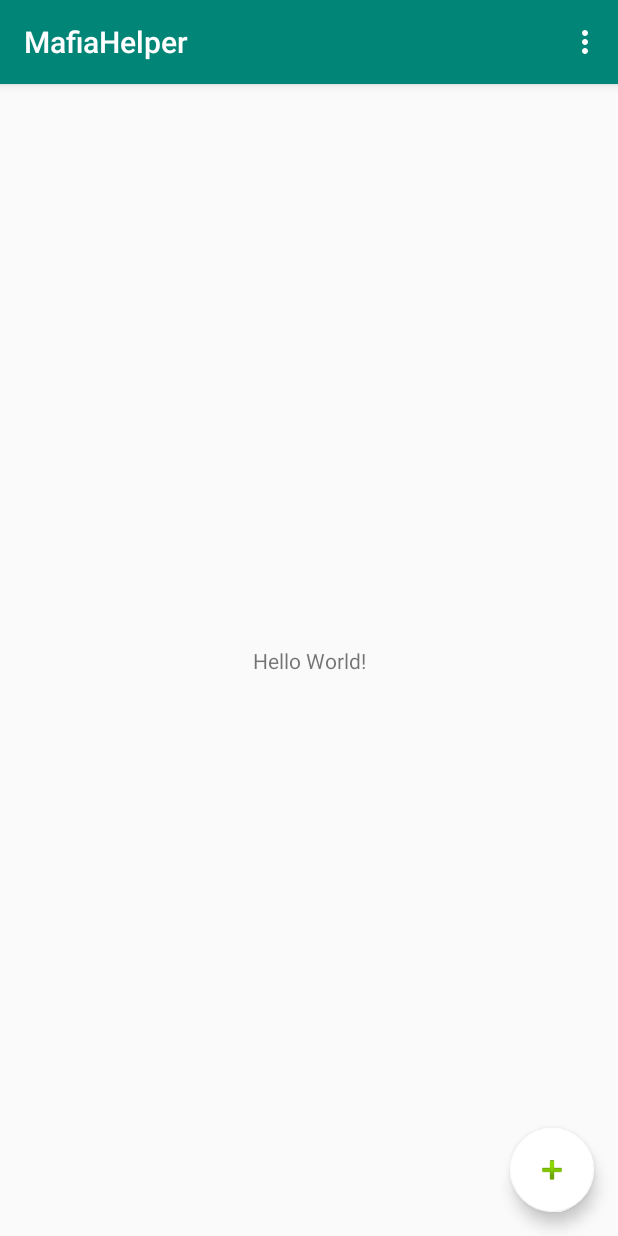
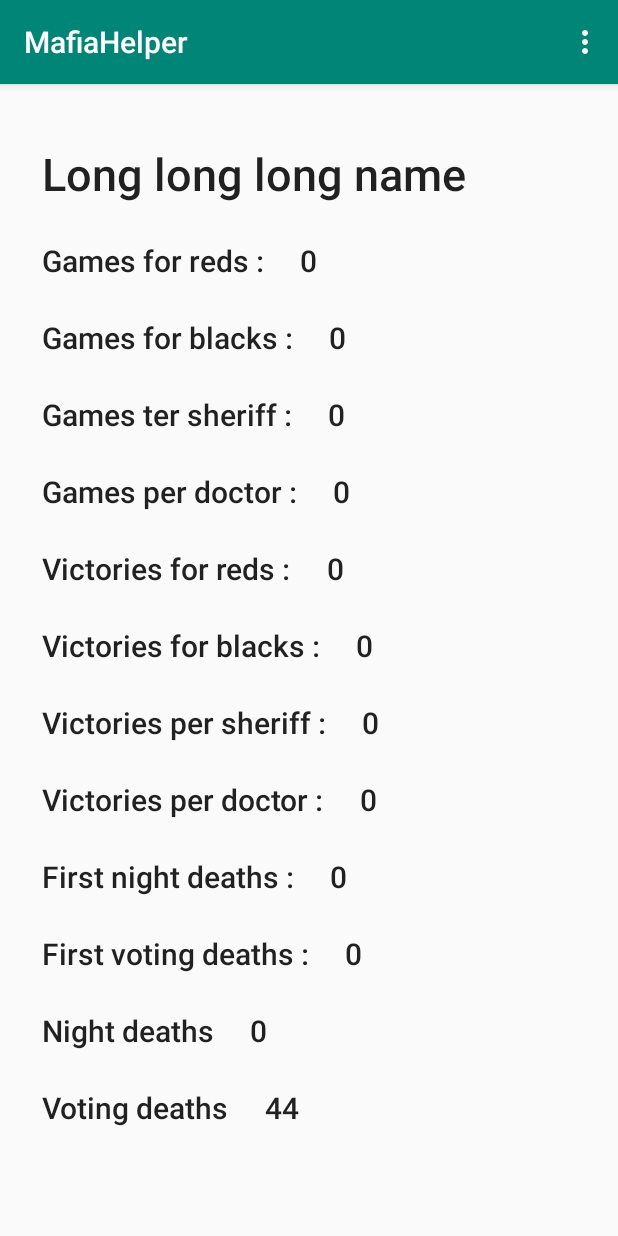
Before and after one commit to KessoPavel/Android-Mafia-Helper, an Android app: the screen it shows after launch (MainActivity), on a phone screen of 412 x 824 dp. Run offline under Robolectric (Android 15) with nearby library versions, the phone set to English and light mode, and no system bars; our stand-ins replace data binding.

Commit message:
add player info fragment

```diff
--- a/app/build.gradle
+++ b/app/build.gradle
@@ -21,6 +21,10 @@ android {
             proguardFiles getDefaultProguardFile('proguard-android-optimize.txt'), 'proguard-rules.pro'
         }
     }
+
+    dataBinding {
+        enabled = true
+    }
 }
 
 dependencies {
--- a/app/src/main/java/com/radiance/mafiahelper/MainActivity.kt
+++ b/app/src/main/java/com/radiance/mafiahelper/MainActivity.kt
@@ -4,6 +4,9 @@ import android.os.Bundle
 import androidx.appcompat.app.AppCompatActivity
 import android.view.Menu
 import android.view.MenuItem
+import android.view.View
+import com.radiance.mafiahelper.player.Player
+import com.radiance.mafiahelper.playerInfo.PlayerInfoFragment
 
 import kotlinx.android.synthetic.main.activity_main.*
 import org.jetbrains.anko.toast
@@ -15,9 +18,16 @@ class MainActivity : AppCompatActivity() {
         setContentView(R.layout.activity_main)
         setSupportActionBar(toolbar)
 
-        add_new_player.setOnClickListener { view ->
-            toast("Hello")
-        }
+        val player = Player(
+            name = "Long long long name",
+            votingDeaths = 44
+        )
+
+        supportFragmentManager
+            .beginTransaction()
+            .add(R.id.root_layout, PlayerInfoFragment.newInstance(player), "Player")
+            .addToBackStack(null)
+            .commit()
     }
 
     override fun onCreateOptionsMenu(menu: Menu): Boolean {
--- /dev/null
+++ b/app/src/main/java/com/radiance/mafiahelper/player/Player.kt
@@ -0,0 +1,23 @@
+package com.radiance.mafiahelper.player
+
+import java.io.Serializable
+
+data class Player (
+    val name: String = "",
+    val pseudonym: String = "",
+
+    val gamesForReds: Int = 0,
+    val gamesForBlacks: Int = 0,
+    val gamesPerSheriff: Int = 0,
+    val gamesPerDoctor: Int = 0,
+
+    val victoriesForReds: Int = 0,
+    val victoriesForBlacks: Int = 0,
+    val victoriesPerSheriff: Int = 0,
+    val victoriesPerDoctor: Int = 0,
+
+    var firstNightDeaths: Int = 0,
+    var firstVotingDeaths: Int = 0,
+    var nightDeaths: Int = 0,
+    var votingDeaths: Int = 0
+    ): Serializable
--- /dev/null
+++ b/app/src/main/java/com/radiance/mafiahelper/playerInfo/PlayerInfoFragment.kt
@@ -0,0 +1,38 @@
+package com.radiance.mafiahelper.playerInfo
+
+import android.os.Bundle
+import android.view.LayoutInflater
+import android.view.View
+import android.view.ViewGroup
+import androidx.fragment.app.Fragment
+import com.radiance.mafiahelper.databinding.FragmentPlayerInfoBinding
+import com.radiance.mafiahelper.player.Player
+import com.radiance.mafiahelper.playerList.PlayerListFragment
+
+class PlayerInfoFragment: Fragment() {
+    private lateinit var player: Player
+
+    companion object {
+        private const val PLAYER = "PLAYER"
+
+        fun newInstance(player: Player): PlayerInfoFragment {
+            val args = Bundle()
+            args.putSerializable(PLAYER, player)
+            val fragment = PlayerInfoFragment()
+            fragment.arguments = args
+            return fragment
+        }
+    }
+
+    override fun onCreateView(
+        inflater: LayoutInflater,
+        container: ViewGroup?,
+        savedInstanceState: Bundle?
+    ): View? {
+        val detailsBinding =
+            FragmentPlayerInfoBinding.inflate(inflater, container, false)
+        player = arguments!!.getSerializable(PLAYER) as Player
+        detailsBinding.player = player
+        return detailsBinding.root
+    }
+}
--- /dev/null
+++ b/app/src/main/java/com/radiance/mafiahelper/playerList/PlayerListFragment.kt
@@ -0,0 +1,39 @@
+package com.radiance.mafiahelper.playerList
+
+import android.content.Context
+import android.os.Bundle
+import android.view.LayoutInflater
+import android.view.View
+import android.view.ViewGroup
+import androidx.fragment.app.Fragment
+import com.radiance.mafiahelper.player.Player
+
+class PlayerListFragment : Fragment() {
+    private lateinit var players: Array<Player>
+
+    companion object {
+        private const val PLAYER_LIST = "PLAYER_LIST"
+
+        fun newInstance(players: Array<Player>): PlayerListFragment{
+            val args = Bundle()
+            args.putSerializable(PLAYER_LIST, players)
+            val fragment = PlayerListFragment()
+            fragment.arguments = args
+            return fragment
+        }
+    }
+
+//    override fun onAttach(context: Context?) {
+//        super.onAttach(context)
+//    }
+//
+//    override fun onCreateView(
+//        inflater: LayoutInflater,
+//        container: ViewGroup?,
+//        savedInstanceState: Bundle?
+//    ): View? {
+//        players = arguments!!.getSerializable(PLAYER_LIST) as Array<Player>
+//
+//
+//    }
+}
--- a/app/src/main/res/layout/activity_main.xml
+++ b/app/src/main/res/layout/activity_main.xml
@@ -22,13 +22,4 @@
 
     <include layout="@layout/content_main" />
 
-    <com.google.android.material.floatingactionbutton.FloatingActionButton
-        android:id="@+id/add_new_player"
-        android:layout_width="wrap_content"
-        android:layout_height="wrap_content"
-        android:layout_gravity="bottom|end"
-        android:layout_margin="@dimen/fab_margin"
-        app:backgroundTint="#FFFFFF"
-        app:srcCompat="@android:drawable/ic_input_add" />
-
 </androidx.coordinatorlayout.widget.CoordinatorLayout>
--- a/app/src/main/res/layout/content_main.xml
+++ b/app/src/main/res/layout/content_main.xml
@@ -1,20 +1,10 @@
 <?xml version="1.0" encoding="utf-8"?>
-<androidx.constraintlayout.widget.ConstraintLayout xmlns:android="http://schemas.android.com/apk/res/android"
-    xmlns:app="http://schemas.android.com/apk/res-auto"
-    xmlns:tools="http://schemas.android.com/tools"
+<FrameLayout xmlns:android="http://schemas.android.com/apk/res/android"
+    android:id="@+id/root_layout"
     android:layout_width="match_parent"
     android:layout_height="match_parent"
-    app:layout_behavior="@string/appbar_scrolling_view_behavior"
-    tools:context=".MainActivity"
-    tools:showIn="@layout/activity_main">
-
-    <TextView
-        android:layout_width="wrap_content"
-        android:layout_height="wrap_content"
-        android:text="Hello World!"
-        app:layout_constraintBottom_toBottomOf="parent"
-        app:layout_constraintLeft_toLeftOf="parent"
-        app:layout_constraintRight_toRightOf="parent"
-        app:layout_constraintTop_toTopOf="parent" />
-
-</androidx.constraintlayout.widget.ConstraintLayout>
+    android:paddingLeft="4dp"
+    android:paddingTop="4dp"
+    android:paddingRight="4dp"
+    android:paddingBottom="4dp">
+</FrameLayout>
--- /dev/null
+++ b/app/src/main/res/layout/fragment_player_info.xml
@@ -0,0 +1,344 @@
+<layout xmlns:tools="http://schemas.android.com/tools"
+    xmlns:android="http://schemas.android.com/apk/res/android">
+
+    <data>
+
+        <variable
+            name="player"
+            type="com.radiance.mafiahelper.player.Player" />
+    </data>
+
+    <ScrollView
+        android:layout_width="match_parent"
+        android:layout_height="match_parent"
+        android:fillViewport="true"
+        tools:ignore="RtlHardcoded">
+
+        <LinearLayout
+            android:layout_width="match_parent"
+            android:layout_height="wrap_content"
+            android:gravity="center"
+            android:orientation="vertical">
+
+            <!--            val name: String,-->
+            <LinearLayout
+                android:layout_width="match_parent"
+                android:layout_height="wrap_content"
+                android:orientation="horizontal">
+
+                <TextView
+                    android:id="@+id/name"
+                    style="@style/TextAppearance.AppCompat.Title"
+                    android:layout_width="wrap_content"
+                    android:layout_height="wrap_content"
+                    android:layout_marginStart="24dp"
+                    android:layout_marginTop="24dp"
+                    android:layout_marginBottom="0dp"
+                    android:text="@{player.name}"
+                    android:textSize="30sp" />
+
+            </LinearLayout>
+
+            <!--            val gamesForReds: Int,-->
+            <LinearLayout
+                android:layout_width="match_parent"
+                android:layout_height="wrap_content"
+                android:orientation="horizontal">
+                <TextView
+                    android:id="@+id/gamesForRedsTitle"
+                    style="@style/TextAppearance.AppCompat.Title"
+                    android:layout_width="wrap_content"
+                    android:layout_height="wrap_content"
+                    android:layout_marginStart="24dp"
+                    android:layout_marginTop="24dp"
+                    android:layout_marginBottom="0dp"
+                    android:text="@string/games_for_reds" />
+                <TextView
+                    android:id="@+id/gamesForReds"
+                    style="@style/TextAppearance.AppCompat.Title"
+                    android:layout_width="wrap_content"
+                    android:layout_height="wrap_content"
+                    android:layout_marginStart="24dp"
+                    android:layout_marginTop="24dp"
+                    android:layout_marginBottom="0dp"
+                    android:text="@{Integer.toString(player.gamesForReds)}" />
+            </LinearLayout>
+
+            <!--            val gamesForBlack: Int,-->
+            <LinearLayout
+                android:layout_width="match_parent"
+                android:layout_height="wrap_content"
+                android:orientation="horizontal">
+                <TextView
+                    android:id="@+id/gamesForBlackTitle"
+                    style="@style/TextAppearance.AppCompat.Title"
+                    android:layout_width="wrap_content"
+                    android:layout_height="wrap_content"
+                    android:layout_marginStart="24dp"
+                    android:layout_marginTop="24dp"
+                    android:layout_marginBottom="0dp"
+                    android:text="@string/games_for_blacks" />
+                <TextView
+                    android:id="@+id/gamesForBlack"
+                    style="@style/TextAppearance.AppCompat.Title"
+                    android:layout_width="wrap_content"
+                    android:layout_height="wrap_content"
+                    android:layout_marginStart="24dp"
+                    android:layout_marginTop="24dp"
+                    android:layout_marginBottom="0dp"
+                    android:text="@{Integer.toString(player.gamesForBlacks)}" />
+            </LinearLayout>
+
+            <!--            val gamesPerSheriff: Int,-->
+            <LinearLayout
+                android:layout_width="match_parent"
+                android:layout_height="wrap_content"
+                android:orientation="horizontal">
+                <TextView
+                    android:id="@+id/gamesPerSheriffTitle"
+                    style="@style/TextAppearance.AppCompat.Title"
+                    android:layout_width="wrap_content"
+                    android:layout_height="wrap_content"
+                    android:layout_marginStart="24dp"
+                    android:layout_marginTop="24dp"
+                    android:layout_marginBottom="0dp"
+                    android:text="@string/games_ter_sheriff" />
+                <TextView
+                    android:id="@+id/gamesPerSheriff"
+                    style="@style/TextAppearance.AppCompat.Title"
+                    android:layout_width="wrap_content"
+                    android:layout_height="wrap_content"
+                    android:layout_marginStart="24dp"
+                    android:layout_marginTop="24dp"
+                    android:layout_marginBottom="0dp"
+                    android:text="@{Integer.toString(player.gamesPerSheriff)}" />
+            </LinearLayout>
+
+            <!--            val gamesPerDoctor: Int,-->
+            <LinearLayout
+                android:layout_width="match_parent"
+                android:layout_height="wrap_content"
+                android:orientation="horizontal">
+                <TextView
+                    android:id="@+id/gamesPerDoctorTitle"
+                    style="@style/TextAppearance.AppCompat.Title"
+                    android:layout_width="wrap_content"
+                    android:layout_height="wrap_content"
+                    android:layout_marginStart="24dp"
+                    android:layout_marginTop="24dp"
+                    android:layout_marginBottom="0dp"
+                    android:text="@string/games_per_doctor" />
+                <TextView
+                    android:id="@+id/gamesPerDoctor"
+                    style="@style/TextAppearance.AppCompat.Title"
+                    android:layout_width="wrap_content"
+                    android:layout_height="wrap_content"
+                    android:layout_marginStart="24dp"
+                    android:layout_marginTop="24dp"
+                    android:layout_marginBottom="0dp"
+                    android:text="@{Integer.toString(player.gamesPerDoctor)}" />
+            </LinearLayout>
+
+            <!--            val victoriesForReds: Int,-->
+            <LinearLayout
+                android:layout_width="match_parent"
+                android:layout_height="wrap_content"
+                android:orientation="horizontal">
+                <TextView
+                    android:id="@+id/victoriesForRedsTitle"
+                    style="@style/TextAppearance.AppCompat.Title"
+                    android:layout_width="wrap_content"
+                    android:layout_height="wrap_content"
+                    android:layout_marginStart="24dp"
+                    android:layout_marginTop="24dp"
+                    android:layout_marginBottom="0dp"
+                    android:text="@string/victories_for_reds" />
+                <TextView
+                    android:id="@+id/victoriesForReds"
+                    style="@style/TextAppearance.AppCompat.Title"
+                    android:layout_width="wrap_content"
+                    android:layout_height="wrap_content"
+                    android:layout_marginStart="24dp"
+                    android:layout_marginTop="24dp"
+                    android:layout_marginBottom="0dp"
+                    android:text="@{Integer.toString(player.victoriesForReds)}" />
+            </LinearLayout>
+
+            <!--            val victoriesForBlack: Int,-->
+            <LinearLayout
+                android:layout_width="match_parent"
+                android:layout_height="wrap_content"
+                android:orientation="horizontal">
+                <TextView
+                    android:id="@+id/victoriesForBlackTitle"
+                    style="@style/TextAppearance.AppCompat.Title"
+                    android:layout_width="wrap_content"
+                    android:layout_height="wrap_content"
+                    android:layout_marginStart="24dp"
+                    android:layout_marginTop="24dp"
+                    android:layout_marginBottom="0dp"
+                    android:text="@string/victories_for_black" />
+                <TextView
+                    android:id="@+id/victoriesForBlack"
+                    style="@style/TextAppearance.AppCompat.Title"
+                    android:layout_width="wrap_content"
+                    android:layout_height="wrap_content"
+                    android:layout_marginStart="24dp"
+                    android:layout_marginTop="24dp"
+                    android:layout_marginBottom="0dp"
+                    android:text="@{Integer.toString(player.victoriesForBlacks)}" />
+            </LinearLayout>
+
+            <!--            val victoriesPerSheriff: Int,-->
+            <LinearLayout
+                android:layout_width="match_parent"
+                android:layout_height="wrap_content"
+                android:orientation="horizontal">
+                <TextView
+                    android:id="@+id/victoriesPerSheriffTitle"
+                    style="@style/TextAppearance.AppCompat.Title"
+                    android:layout_width="wrap_content"
+                    android:layout_height="wrap_content"
+                    android:layout_marginStart="24dp"
+                    android:layout_marginTop="24dp"
+                    android:layout_marginBottom="0dp"
+                    android:text="@string/victories_per_sheriff" />
+                <TextView
+                    android:id="@+id/victoriesPerSheriff"
+                    style="@style/TextAppearance.AppCompat.Title"
+                    android:layout_width="wrap_content"
+                    android:layout_height="wrap_content"
+                    android:layout_marginStart="24dp"
+                    android:layout_marginTop="24dp"
+                    android:layout_marginBottom="0dp"
+                    android:text="@{Integer.toString(player.victoriesPerSheriff)}" />
+            </LinearLayout>
+
+            <!--            val victoriesPerDoctor: Int,-->
+            <LinearLayout
+                android:layout_width="match_parent"
+                android:layout_height="wrap_content"
+                android:orientation="horizontal">
+                <TextView
+                    android:id="@+id/victoriesPerDoctorTitle"
+                    style="@style/TextAppearance.AppCompat.Title"
+                    android:layout_width="wrap_content"
+                    android:layout_height="wrap_content"
+                    android:layout_marginStart="24dp"
+                    android:layout_marginTop="24dp"
+                    android:layout_marginBottom="0dp"
+                    android:text="@string/victories_per_doctor" />
+                <TextView
+                    android:id="@+id/victoriesPerDoctor"
+                    style="@style/TextAppearance.AppCompat.Title"
+                    android:layout_width="wrap_content"
+                    android:layout_height="wrap_content"
+                    android:layout_marginStart="24dp"
+                    android:layout_marginTop="24dp"
+                    android:layout_marginBottom="0dp"
+                    android:text="@{Integer.toString(player.victoriesPerDoctor)}" />
+            </LinearLayout>
+
+            <!--            var firstNightDeaths: Int,-->
+            <LinearLayout
+                android:layout_width="match_parent"
+                android:layout_height="wrap_content"
+                android:orientation="horizontal">
+                <TextView
+                    android:id="@+id/firstNightDeathsTitle"
+                    style="@style/TextAppearance.AppCompat.Title"
+                    android:layout_width="wrap_content"
+                    android:layout_height="wrap_content"
+                    android:layout_marginStart="24dp"
+                    android:layout_marginTop="24dp"
+                    android:layout_marginBottom="0dp"
+                    android:text="@string/first_nigh_deaths" />
+                <TextView
+                    android:id="@+id/firstNightDeaths"
+                    style="@style/TextAppearance.AppCompat.Title"
+                    android:layout_width="wrap_content"
+                    android:layout_height="wrap_content"
+                    android:layout_marginStart="24dp"
+                    android:layout_marginTop="24dp"
+                    android:layout_marginBottom="0dp"
+                    android:text="@{Integer.toString(player.firstNightDeaths)}" />
+            </LinearLayout>
+
+            <!--            var firstVotingDeaths: Int,-->
+            <LinearLayout
+                android:layout_width="match_parent"
+                android:layout_height="wrap_content"
+                android:orientation="horizontal">
+                <TextView
+                    android:id="@+id/firstVotingDeathsTitle"
+                    style="@style/TextAppearance.AppCompat.Title"
+                    android:layout_width="wrap_content"
+                    android:layout_height="wrap_content"
+                    android:layout_marginStart="24dp"
+                    android:layout_marginTop="24dp"
+                    android:layout_marginBottom="0dp"
+                    android:text="@string/first_voting_deaths" />
+                <TextView
+                    android:id="@+id/firstVotingDeaths"
+                    style="@style/TextAppearance.AppCompat.Title"
+                    android:layout_width="wrap_content"
+                    android:layout_height="wrap_content"
+                    android:layout_marginStart="24dp"
+                    android:layout_marginTop="24dp"
+                    android:layout_marginBottom="0dp"
+                    android:text="@{Integer.toString(player.firstVotingDeaths)}" />
+            </LinearLayout>
+
+            <!--            var nightDeaths: Int,-->
+            <LinearLayout
+                android:layout_width="match_parent"
+                android:layout_height="wrap_content"
+                android:orientation="horizontal">
+                <TextView
+                    android:id="@+id/nightDeathsTitle"
+                    style="@style/TextAppearance.AppCompat.Title"
+                    android:layout_width="wrap_content"
+                    android:layout_height="wrap_content"
+                    android:layout_marginStart="24dp"
+                    android:layout_marginTop="24dp"
+                    android:layout_marginBottom="0dp"
+                    android:text="@string/night_deaths" />
+                <TextView
+                    android:id="@+id/nightDeaths"
+                    style="@style/TextAppearance.AppCompat.Title"
+                    android:layout_width="wrap_content"
+                    android:layout_height="wrap_content"
+                    android:layout_marginStart="24dp"
+                    android:layout_marginTop="24dp"
+                    android:layout_marginBottom="0dp"
+                    android:text="@{Integer.toString(player.nightDeaths)}" />
+            </LinearLayout>
+
+            <!--            var votingDeaths: Int-->
+            <LinearLayout
+                android:layout_width="match_parent"
+                android:layout_height="wrap_content"
+                android:orientation="horizontal">
+                <TextView
+                    android:id="@+id/votingDeathsTitle"
+                    style="@style/TextAppearance.AppCompat.Title"
+                    android:layout_width="wrap_content"
+                    android:layout_height="wrap_content"
+                    android:layout_marginStart="24dp"
+                    android:layout_marginTop="24dp"
+                    android:layout_marginBottom="0dp"
+                    android:text="@string/voting_deaths" />
+                <TextView
+                    android:id="@+id/votingDeaths"
+                    style="@style/TextAppearance.AppCompat.Title"
+                    android:layout_width="wrap_content"
+                    android:layout_height="wrap_content"
+                    android:layout_marginStart="24dp"
+                    android:layout_marginTop="24dp"
+                    android:layout_marginBottom="0dp"
+                    android:text="@{Integer.toString(player.votingDeaths)}" />
+            </LinearLayout>
+        </LinearLayout>
+
+    </ScrollView>
+</layout>
--- a/app/src/main/res/values/strings.xml
+++ b/app/src/main/res/values/strings.xml
@@ -1,4 +1,17 @@
 <resources>
     <string name="app_name">MafiaHelper</string>
     <string name="action_settings">Settings</string>
+    <string name="games_for_reds">Games for reds :</string>
+    <string name="games_for_blacks">Games for blacks :</string>
+    <string name="games_ter_sheriff">Games ter sheriff :</string>
+    <string name="games_per_doctor">Games per doctor :</string>
+    <string name="victories_for_reds">Victories for reds :</string>
+    <string name="victories_for_black">Victories for blacks :</string>
+
+    <string name="victories_per_sheriff">Victories per sheriff :</string>
+    <string name="victories_per_doctor">Victories per doctor :</string>
+    <string name="first_nigh_deaths">First night deaths :</string>
+    <string name="first_voting_deaths">First voting deaths :</string>
+    <string name="night_deaths">Night deaths</string>
+    <string name="voting_deaths">Voting deaths</string>
 </resources>
```
Also changed, not shown: app/src/main/res/drawable/outline_person_add_black_18dp.png (added).
